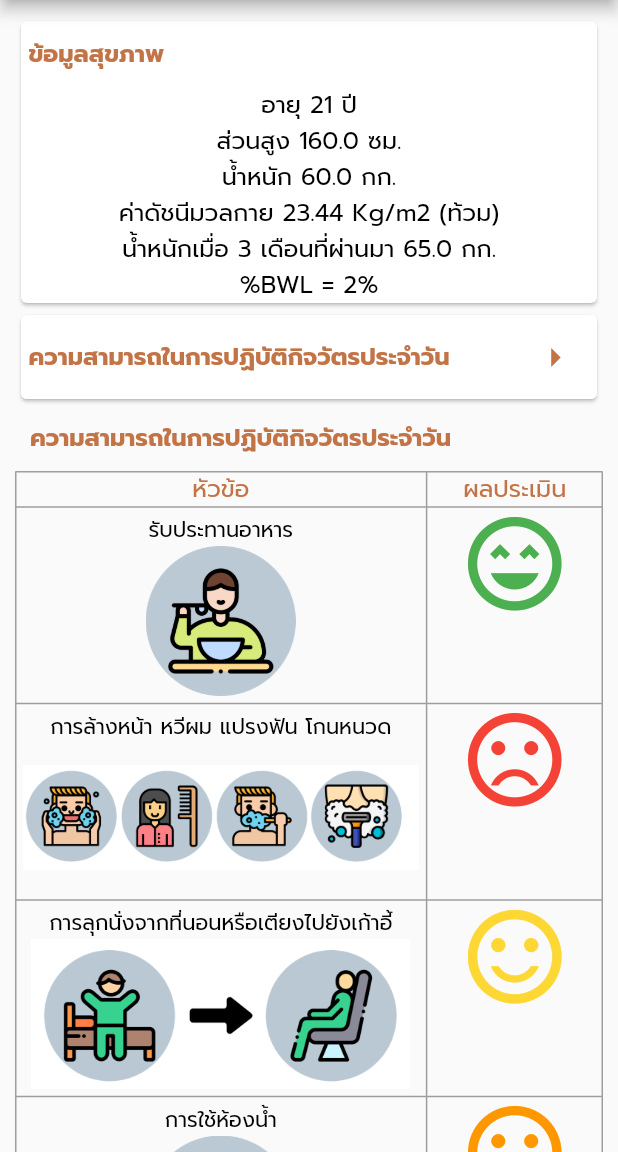
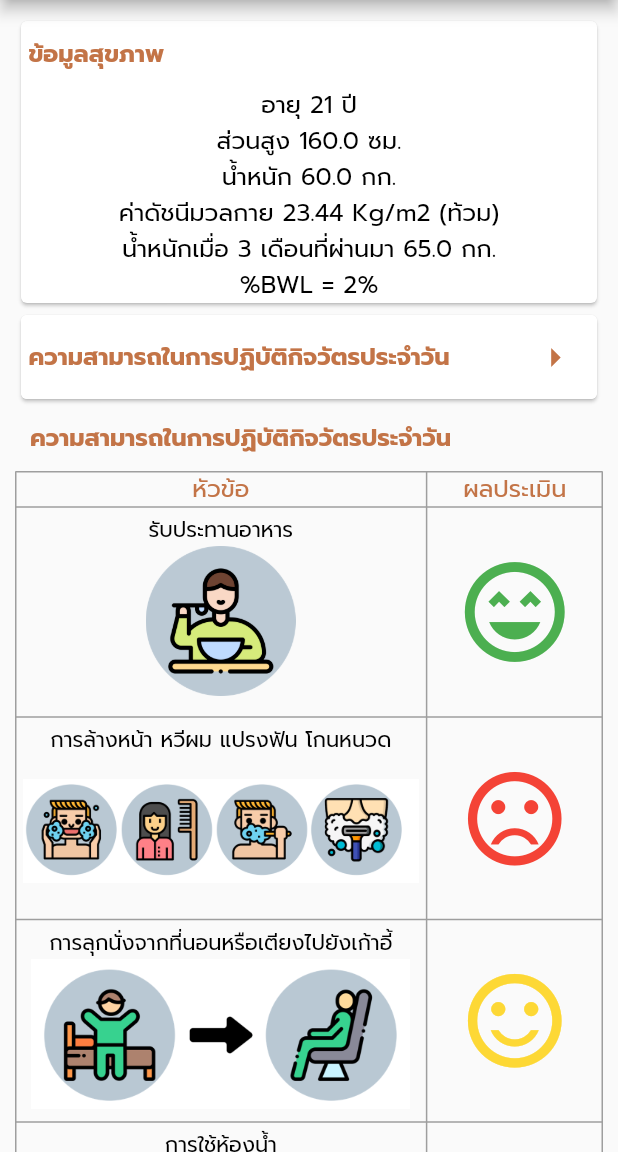
Before and after one commit to LaCare-KMUTT/AbdoCare, a Flutter app: the DashboardPage screen opened by its route, on a phone screen of 412 x 824 dp, the part 84-1236 px from its top. Run offline on Flutter 3.47's test engine with Material 2 defaults, Android fonts, the phone set to English and light mode, and no system bars; drawn by our look-alikes of expandable; our stand-ins replace bubble, charts_flutter, cloud_firestore, firebase_auth, firebase_core, get_it and 4 more; missing offline and left inert: flutter_dialogflow; accounts and stored records are empty; statements that could not run were skipped; project files that could hold a hidden picture were left out.

Commit message:
move face icon to center

```diff
--- a/lib/widget/ADL_chart.dart
+++ b/lib/widget/ADL_chart.dart
@@ -728,10 +728,13 @@ class ADLTable extends StatelessWidget {
                       ],
                     ),
                   ),
-                  Icon(
+                  Padding(
+                    padding: const EdgeInsets.only(top: 30, bottom: 30),
+                    child: Icon(
                       Icons.sentiment_very_satisfied_outlined,
                       color: Colors.green,
-                    size: 75,
+                      size: 80,
+                    ),
                   ),
                 ]),
                 TableRow(children: [
@@ -751,10 +754,13 @@ class ADLTable extends StatelessWidget {
                       ],
                     ),
                   ),
-                  Icon(
+                  Padding(
+                    padding: const EdgeInsets.only(top: 30, bottom: 30),
+                    child: Icon(
                       Icons.sentiment_very_dissatisfied,
                       color: Colors.red,
                       size: 75,
+                    ),
                   ),
                 ]),
                 TableRow(children: [
@@ -774,10 +780,13 @@ class ADLTable extends StatelessWidget {
                       ],
                     ),
                   ),
-                  Icon(
+                  Padding(
+                    padding: const EdgeInsets.only(top: 30, bottom: 30),
+                    child: Icon(
                       Icons.sentiment_satisfied_outlined,
                       color: Colors.yellow[600],
                       size: 75,
+                    ),
                   ),
                 ]),
                 TableRow(children: [
@@ -799,10 +808,13 @@ class ADLTable extends StatelessWidget {
                       ],
                     ),
                   ),
-                  Icon(
+                  Padding(
+                    padding: const EdgeInsets.only(top: 30, bottom: 30),
+                    child: Icon(
                       Icons.sentiment_satisfied,
                       color: Colors.orange,
                       size: 75,
+                    ),
                   ),
                 ]),
                 TableRow(children: [
@@ -825,10 +837,13 @@ class ADLTable extends StatelessWidget {
                       ],
                     ),
                   ),
-                  Icon(
+                  Padding(
+                    padding: const EdgeInsets.only(top: 30, bottom: 30),
+                    child: Icon(
                       Icons.sentiment_satisfied_outlined,
                       color: Colors.yellow[600],
                       size: 75,
+                    ),
                   ),
                 ]),
                 TableRow(children: [
@@ -851,10 +866,13 @@ class ADLTable extends StatelessWidget {
                       ],
                     ),
                   ),
-                  Icon(
+                  Padding(
+                    padding: const EdgeInsets.only(top: 30, bottom: 30),
+                    child: Icon(
                       Icons.sentiment_very_satisfied_outlined,
                       color: Colors.green,
                       size: 75,
+                    ),
                   ),
                 ]),
               ],
```
Lines whose indentation alone changed are shown as unchanged.
